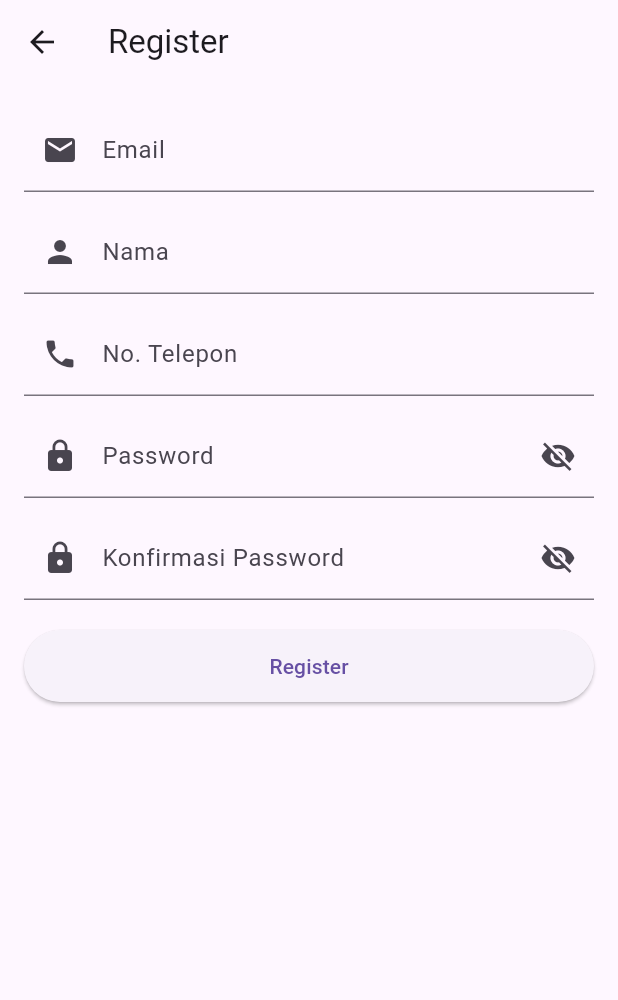
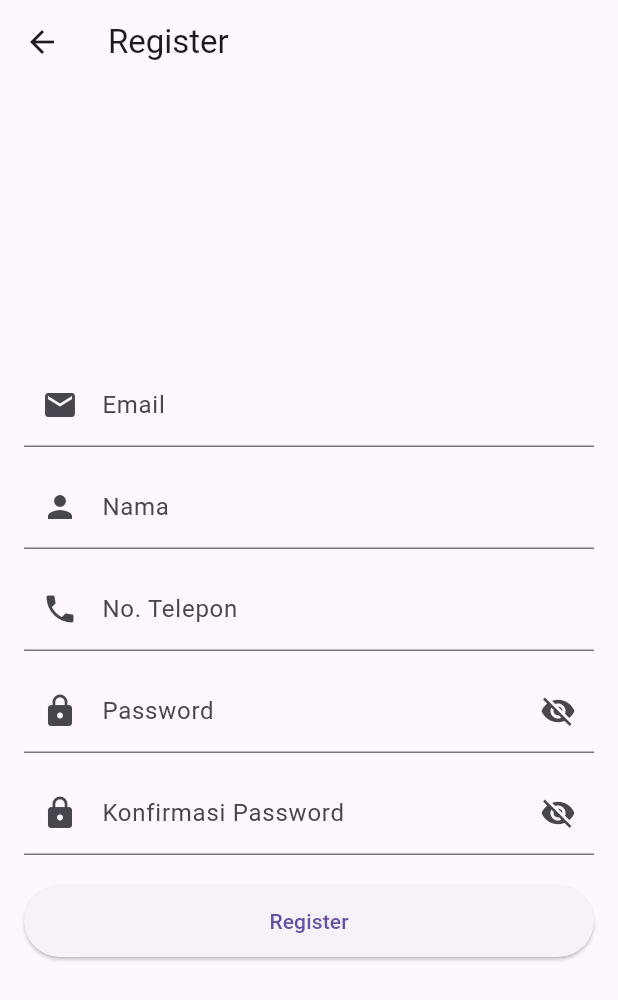
Before and after one commit to misaelyosa/manpro_test, a Flutter app: the RegisterPage screen opened directly with empty values, on a phone screen of 412 x 824 dp. Shown: the top 1000 px of the screen. Run offline on Flutter 3.47's test engine with Material 3 defaults, Android fonts, the phone set to English and light mode, and no system bars; our stand-ins replace cloud_firestore, firebase_core, lottie; accounts and stored records are empty.

Commit message:
Update register_page.dart

```diff
--- a/lib/views/pages/register_page.dart
+++ b/lib/views/pages/register_page.dart
@@ -70,7 +70,9 @@ class RegisterPage extends StatelessWidget {
           padding: const EdgeInsets.all(16.0),
           child: Form(
             key: formKey,
-            child: ListView(
+            child: Column(
+              crossAxisAlignment: CrossAxisAlignment.center,
+              mainAxisAlignment: MainAxisAlignment.center,
               children: [
                 TextFormField(
                   controller: emailController,
```
